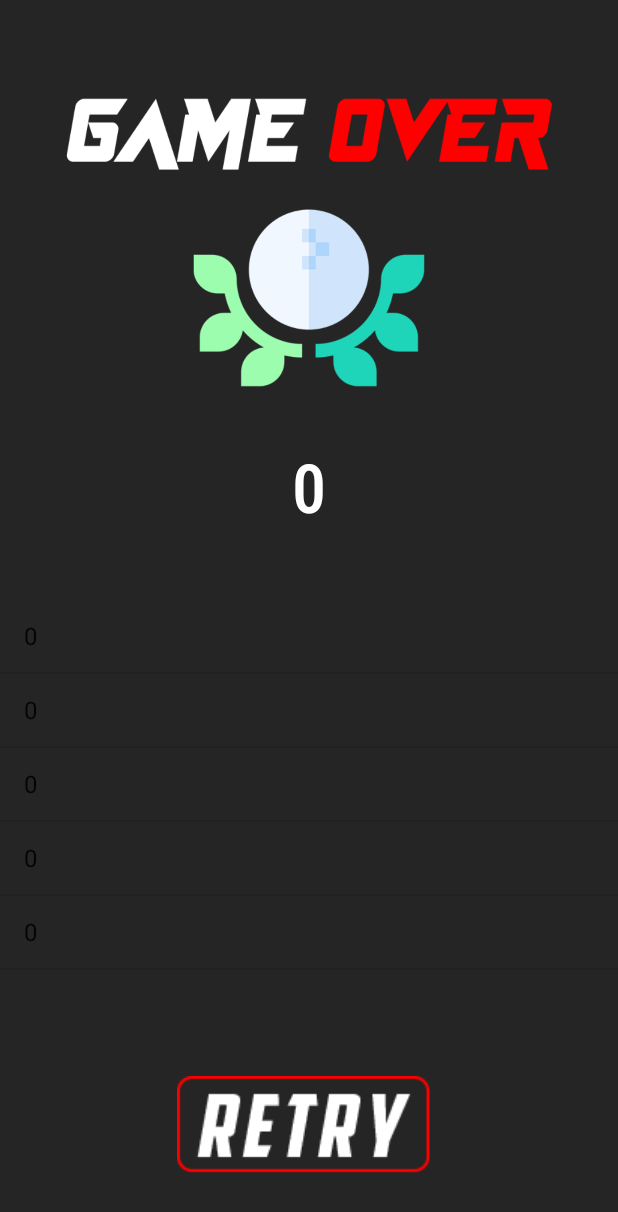
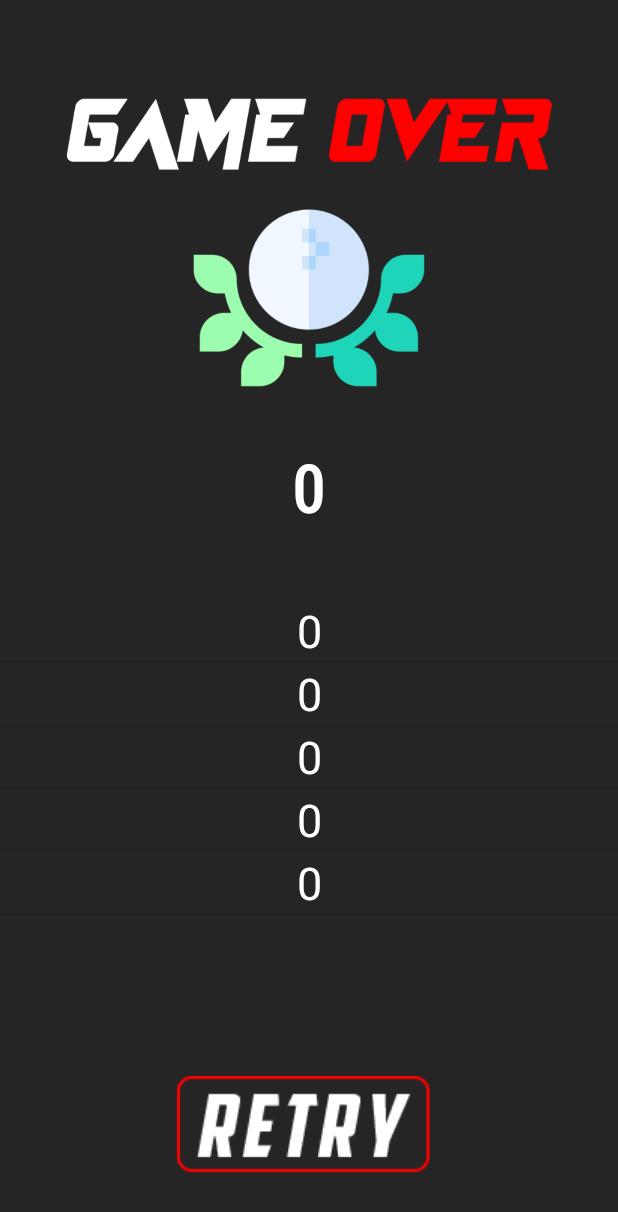
Before and after one commit to Hades595/GroupProject, an Android app: the ScoreActivity screen opened directly, with no data from a screen before it, on a phone screen of 412 x 824 dp. Shown: the top 1212 px of the screen. Run offline under Robolectric (Android 15) with nearby library versions, the phone set to English and light mode, and no system bars.

Commit message:
Fixed coloring issue with highscore

```diff
--- a/app/src/main/java/com/example/groupproject/ScoreActivity.java
+++ b/app/src/main/java/com/example/groupproject/ScoreActivity.java
@@ -11,7 +11,6 @@ import android.widget.ImageView;
 import android.widget.ListView;
 import android.widget.TextView;
 import java.util.ArrayList;
-import java.util.Arrays;
 
 public class ScoreActivity extends AppCompatActivity {
 
@@ -26,7 +25,7 @@ public class ScoreActivity extends AppCompatActivity {
         ActionBar actionbar = getSupportActionBar();
         actionbar.hide();
 
-        //Set immersive mode, since user will be clicking a lot
+        //Set sticky immersive mode, since user will be clicking a lot
         int uiOptions = View. SYSTEM_UI_FLAG_IMMERSIVE_STICKY
                 | View. SYSTEM_UI_FLAG_FULLSCREEN
                 | View.SYSTEM_UI_FLAG_HIDE_NAVIGATION;
@@ -36,9 +35,13 @@ public class ScoreActivity extends AppCompatActivity {
         int currentScore = intent.getIntExtra("currentScore", 0);
 
         for (int j = 0; j < scoreArrayDup.length; j++){
-            if (currentScore > scoreArrayDup[j]){
+            if (currentScore >= scoreArrayDup[j]){
+                //If the current score is the same as the one as in the highscore
+                if (currentScore == scoreArrayDup[j]){
+                    break;
+                }
                 //If it is outside of the index delete
-                if (j == 5){
+                if (j == 5) {
                     //change the score
                     scoreArrayDup[j] = currentScore;
                 }
@@ -51,17 +54,11 @@ public class ScoreActivity extends AppCompatActivity {
             }
         }
 
-        //int[] scoreArrayDup = i.getIntArray("scores"); //this contains the last 5 scores. NOT CURRENT SCORE
-        //int[] scoreArrayDup = new int[5];
-
-
         TextView latestScore = (TextView) findViewById(R.id.scoreText);
         ImageView overBanner = (ImageView) findViewById(R.id.gameOverBanner);
 
         latestScore.setText(currentScore + "");
 
-        //premade array for testing overBanner screens
-        //int[] scoreArrayDup = {1,1,1,1,0};
         if (currentScore > scoreArrayDup[0]) {
             overBanner.setImageResource(R.drawable.highscorebanner);
         } else {
@@ -76,7 +73,7 @@ public class ScoreActivity extends AppCompatActivity {
         }
 
         //create the adaptor
-        ArrayAdapter arrayAdapter = new ArrayAdapter<String>(this, android.R.layout.simple_list_item_1, arrayListScores);
+        ArrayAdapter arrayAdapter = new ArrayAdapter<>(this, R.layout.row, arrayListScores);
         ListView listView = (ListView)findViewById(R.id.bestFiveScores);
         listView.setAdapter(arrayAdapter);
 
--- /dev/null
+++ b/app/src/main/res/layout/row.xml
@@ -0,0 +1,9 @@
+<?xml version="1.0" encoding="utf-8"?>
+<TextView xmlns:android="http://schemas.android.com/apk/res/android"
+    android:id="@android:id/text1"
+    android:layout_width="fill_parent"
+    android:layout_height="fill_parent"
+    android:gravity="center"
+    android:textSize="30dp"
+    android:textColor="@color/white"
+    />
```
Also changed, not shown: app/src/main/java/com/example/groupproject/GameActivity.java (+0 -14 lines).
